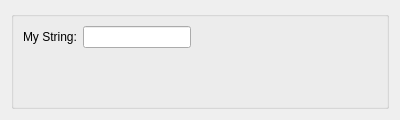
This is src/Interface/Modules/Examples/TestModuleSimpleUIDialog.ui in SCIInstitute/SCIRun as Qt 5 draws it before an edit. The edited form follows.
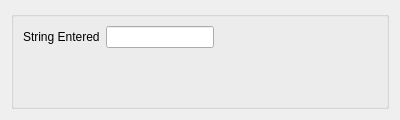
This is the edited form.

Diff of the .ui file:
```diff
--- a/src/Interface/Modules/Examples/TestModuleSimpleUIDialog.ui
+++ b/src/Interface/Modules/Examples/TestModuleSimpleUIDialog.ui
@@ -35,16 +35,16 @@
       <property name="fieldGrowthPolicy">
        <enum>QFormLayout::FieldsStayAtSizeHint</enum>
       </property>
-      <item row="0" column="0">
+      <item row="1" column="1">
+       <widget class="QLineEdit" name="inputstring_"/>
+      </item>
+      <item row="1" column="0">
        <widget class="QLabel" name="label_3">
         <property name="text">
-         <string>My String:</string>
+         <string>String Entered</string>
         </property>
        </widget>
       </item>
-      <item row="0" column="1">
-       <widget class="QLineEdit" name="inputstring_"/>
-      </item>
      </layout>
     </widget>
    </item>
```
